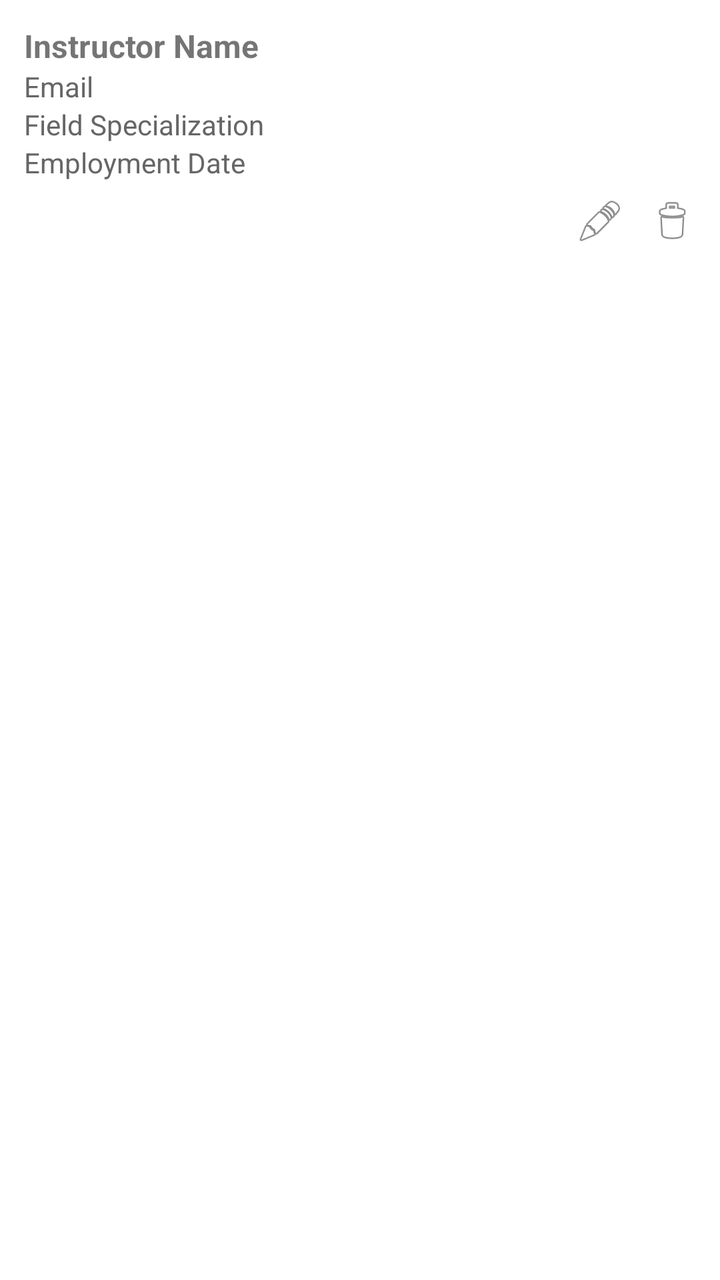
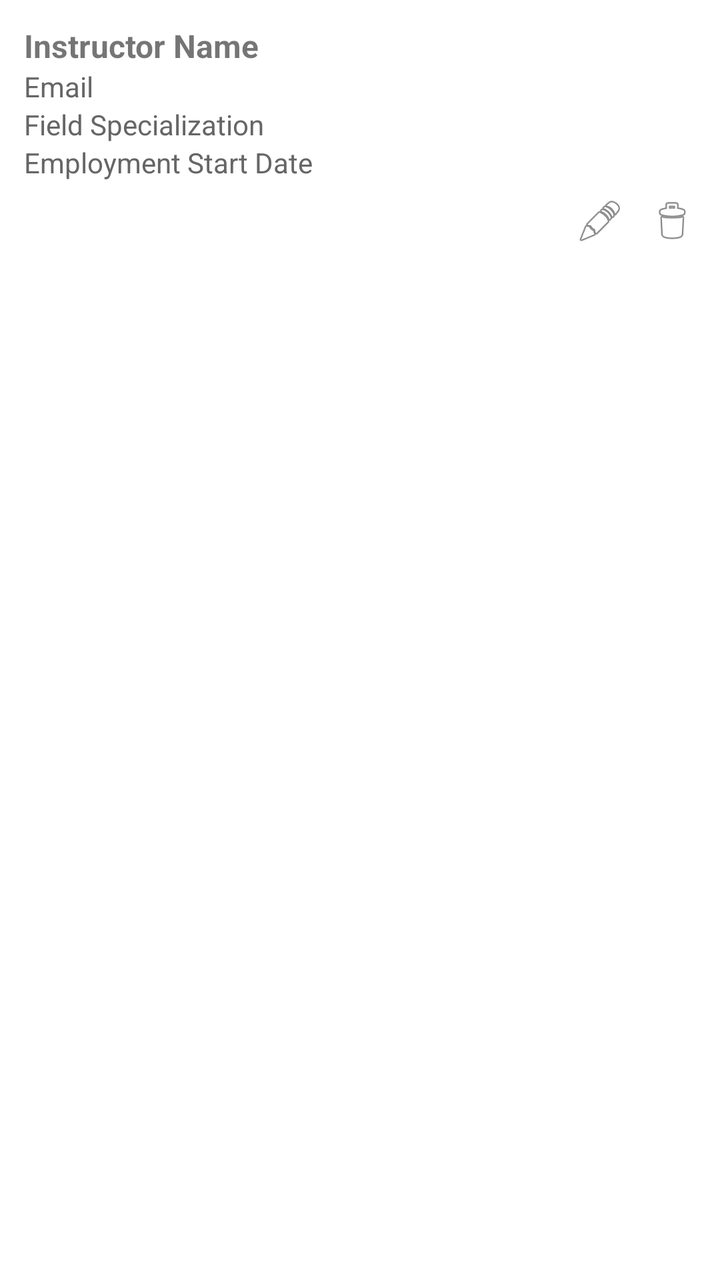

The first picture is an Android layout as it rendered before a commit; the second is the same layout after the commit. The layout source and the unified diff follow.
<!-- AndroidManifest.xml: application theme Theme.YouthSphere -->
<!-- res/layout/rv_instructor_item.xml -->
<?xml version="1.0" encoding="utf-8"?>
<LinearLayout xmlns:android="http://schemas.android.com/apk/res/android"
    android:layout_width="match_parent"
    android:layout_height="wrap_content"
    android:orientation="vertical"
    android:padding="12dp"
    android:background="@android:color/white"
    android:layout_marginVertical="4dp"
    android:elevation="2dp">

    <TextView
        android:id="@+id/tvInstructorName"
        android:layout_width="match_parent"
        android:layout_height="wrap_content"
        android:text="Instructor Name"
        android:textStyle="bold"
        android:textSize="16sp" />

    <TextView
        android:id="@+id/tvInstructorEmail"
        android:layout_width="wrap_content"
        android:layout_height="wrap_content"
        android:text="Email"
        android:textColor="#666666" />

    <TextView
        android:id="@+id/tvFieldSpecialization"
        android:layout_width="wrap_content"
        android:layout_height="wrap_content"
        android:text="Field Specialization"
        android:textColor="#666666" />

    <TextView
        android:id="@+id/tvEmploymentDate"
        android:layout_width="wrap_content"
        android:layout_height="wrap_content"
        android:text="Employment Date"
        android:textColor="#666666" />

    <LinearLayout
        android:id="@+id/buttons"
        android:layout_width="match_parent"
        android:layout_height="wrap_content"
        android:orientation="horizontal"
        android:gravity="end"
        android:layout_marginTop="8dp">

        <ImageView
            android:id="@+id/btnEdit"
            android:layout_width="24dp"
            android:layout_height="24dp"
            android:src="@android:drawable/ic_menu_edit"
            android:layout_marginEnd="12dp" />

        <ImageView
            android:id="@+id/btnDelete"
            android:layout_width="24dp"
            android:layout_height="24dp"
            android:src="@android:drawable/ic_menu_delete" />
    </LinearLayout>

</LinearLayout>
<!-- resources referenced by this layout -->
<resources>
  <style name="Theme.YouthSphere" parent="Theme.MaterialComponents.DayNight.NoActionBar">
          
          <item name="colorPrimary">@color/indigo_600</item>
          <item name="colorPrimaryVariant">@color/indigo_800</item>
          <item name="colorOnPrimary">@color/white</item>
  
          
          <item name="colorSecondary">@color/amber_400</item>
          <item name="colorSecondaryVariant">@color/amber_600</item>
          <item name="colorOnSecondary">@color/black</item>
  
          
          <item name="android:windowBackground">@color/white</item>
          <item name="colorSurface">@color/white</item>
          <item name="colorOnBackground">@color/black</item>
          <item name="colorOnSurface">@color/black</item>
  
          
          <item name="android:statusBarColor">@color/indigo_800</item>
  
          
          <item name="actionBarTheme">@style/ThemeOverlay.MaterialComponents.Dark.ActionBar</item>
          <item name="actionBarPopupTheme">@style/ThemeOverlay.MaterialComponents.Light</item>
  
          
          <item name="popupMenuStyle">@style/PopupMenu.MaterialComponents</item>
      </style>
  <color name="indigo_600">#3949AB</color>
  <color name="indigo_800">#283593</color>
  <color name="white">#FFFFFF</color>
  <color name="amber_400">#FFCA28</color>
  <color name="amber_600">#FFB300</color>
  <color name="black">#000000</color>
  <style name="ThemeOverlay.MaterialComponents.Dark.ActionBar">
          <item name="android:textColorPrimary">@color/white</item>
          <item name="colorControlNormal">@color/white</item>
          <item name="android:textColorSecondary">@color/white</item>
      </style>
  <style name="ThemeOverlay.MaterialComponents.Light">
          <item name="android:textColorPrimary">@color/black</item>
          <item name="android:background">@color/white</item>
      </style>
  <style name="PopupMenu.MaterialComponents" parent="@style/Widget.MaterialComponents.PopupMenu">
          <item name="android:textColor">?attr/colorOnSurface</item>
          <item name="android:background">?attr/colorSurface</item>
          <item name="android:dropDownVerticalOffset">4dp</item>
      </style>
</resources>

<!-- the commit's change to res/layout/rv_instructor_item.xml (unified diff, before → after) -->
@@ -12,7 +12,7 @@
         android:id="@+id/tvInstructorName"
         android:layout_width="match_parent"
         android:layout_height="wrap_content"
-        android:text="Instructor Name"
+        android:text="@string/instructor_name"
         android:textStyle="bold"
         android:textSize="16sp" />
 
@@ -20,21 +20,21 @@
         android:id="@+id/tvInstructorEmail"
         android:layout_width="wrap_content"
         android:layout_height="wrap_content"
-        android:text="Email"
+        android:text="@string/email"
         android:textColor="#666666" />
 
     <TextView
         android:id="@+id/tvFieldSpecialization"
         android:layout_width="wrap_content"
         android:layout_height="wrap_content"
-        android:text="Field Specialization"
+        android:text="@string/field_specialization"
         android:textColor="#666666" />
 
     <TextView
         android:id="@+id/tvEmploymentDate"
         android:layout_width="wrap_content"
         android:layout_height="wrap_content"
-        android:text="Employment Date"
+        android:text="@string/employment_start_date"
         android:textColor="#666666" />
 
     <LinearLayout
<!-- resource entries referenced after the edit -->
@@ -1,5 +1,9 @@
 <!-- resources referenced by this layout -->
 <resources>
+  <string name="email">Email</string>
+  <string name="employment_start_date">Employment Start Date</string>
+  <string name="field_specialization">Field Specialization</string>
+  <string name="instructor_name">Instructor Name</string>
   <style name="Theme.YouthSphere" parent="Theme.MaterialComponents.DayNight.NoActionBar">
           
           <item name="colorPrimary">@color/indigo_600</item>
